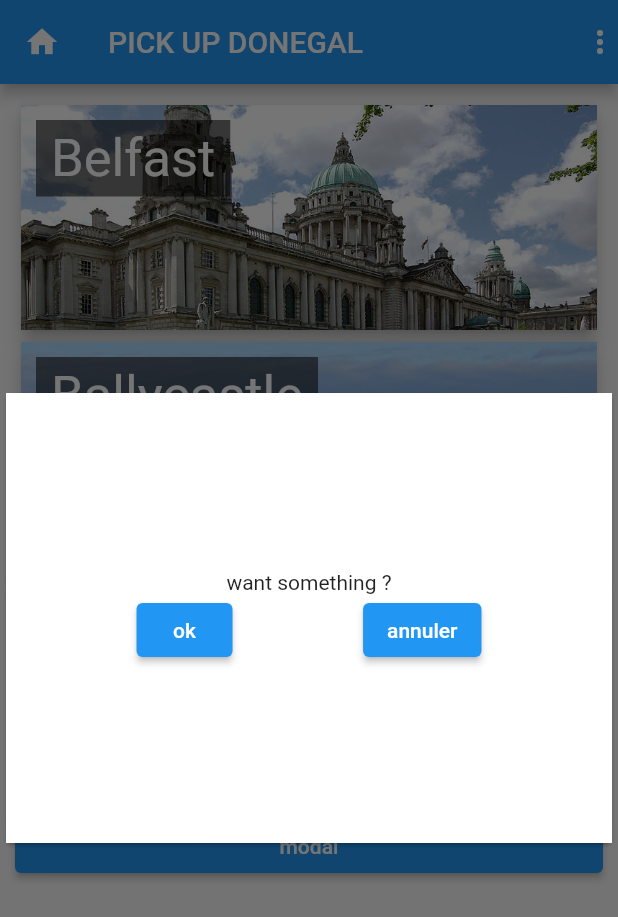
After one commit to steph-MAUREL-CHARTROU/projet_app, a Flutter app: the screen it shows after launch, after a tap on "modal", on a phone screen of 412 x 824 dp. The commit adds this screen. Shown: the top 917 px of the screen. Run offline on Flutter 3.47's test engine with Material 2 defaults, Android fonts, the phone set to English and light mode, and no system bars.

Commit message:
Chapitre 10 / partie 6 en cours

```diff
--- a/lib/views/home/home_view.dart
+++ b/lib/views/home/home_view.dart
@@ -1,4 +1,5 @@
 import 'package:flutter/material.dart';
+import 'package:projet_app_git/widgets/ask_modal.dart';
 import '../../models/city_model.dart';
 import 'widgets/city_card.dart';
 
@@ -16,6 +17,10 @@ class _HomeState extends State<HomeView> {
     City(name: 'Bushmills', image: 'assets/images/bushmills.jpg'),
   ];
 
+  openModal(context) {
+    askModal(context, 'want something ?');
+  }
+
   @override
   Widget build(BuildContext context) {
     return Scaffold(
@@ -31,7 +36,12 @@ class _HomeState extends State<HomeView> {
             children: <Widget>[
               ...cities.map((city) {
                 return CityCard(city: city);
-              })
+              }),
+              ElevatedButton(
+                  child: Text('modal'),
+                  onPressed: () {
+                    openModal(context);
+                  })
             ],
           )),
     );
--- /dev/null
+++ b/lib/widgets/ask_modal.dart
@@ -0,0 +1,53 @@
+import 'package:flutter/material.dart';
+
+Function askModal(BuildContext context, String question) {
+  Navigator.push(
+    context,
+    PageRouteBuilder(
+      opaque: false,
+      pageBuilder: (context, _, __) {
+        return AskModal(
+          question: question,
+        );
+      },
+    ),
+  );
+}
+
+class AskModal extends StatelessWidget {
+  final String question;
+
+  AskModal({this.question});
+
+  @override
+  Widget build(BuildContext context) {
+    return Container(
+        color: Colors.black54,
+        alignment: Alignment.center,
+        child: Card(
+          child: Container(
+              color: Colors.white,
+              width: double.infinity,
+              height: 300,
+              child: Column(
+                mainAxisAlignment: MainAxisAlignment.center,
+                children: <Widget>[
+                  Text(question),
+                  Row(
+                    mainAxisAlignment: MainAxisAlignment.spaceEvenly,
+                    children: <Widget>[
+                      ElevatedButton(
+                        child: Text('ok'),
+                        onPressed: () {},
+                      ),
+                      ElevatedButton(
+                        child: Text('annuler'),
+                        onPressed: () {},
+                      ),
+                    ],
+                  )
+                ],
+              )),
+        ));
+  }
+}
```
